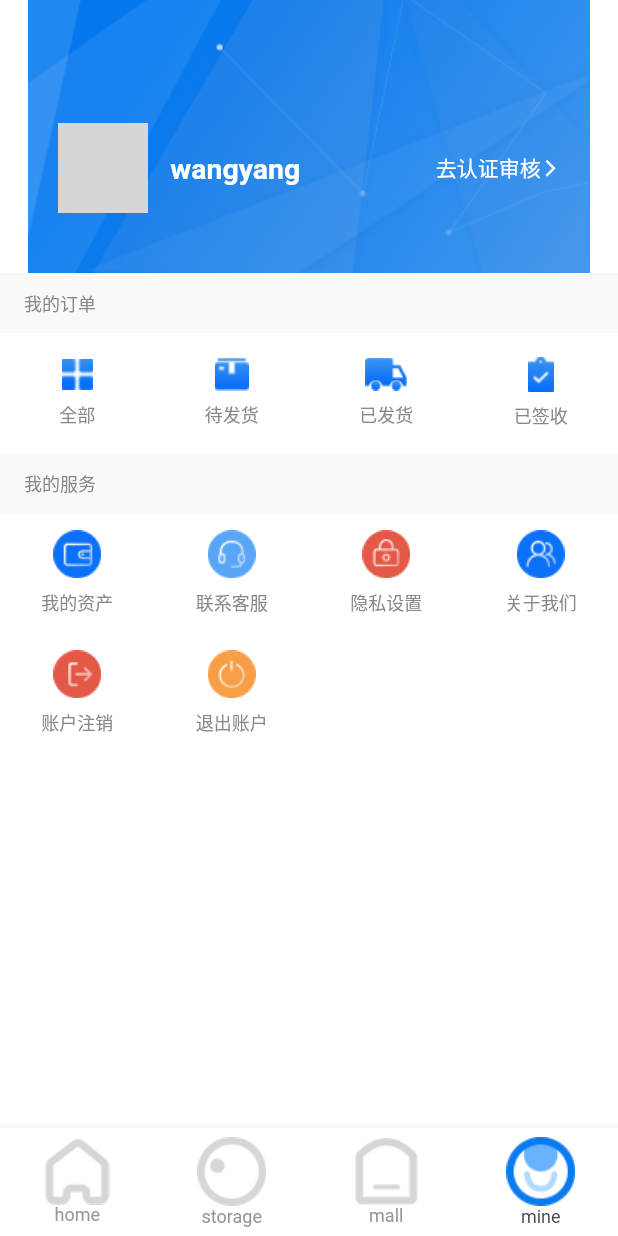
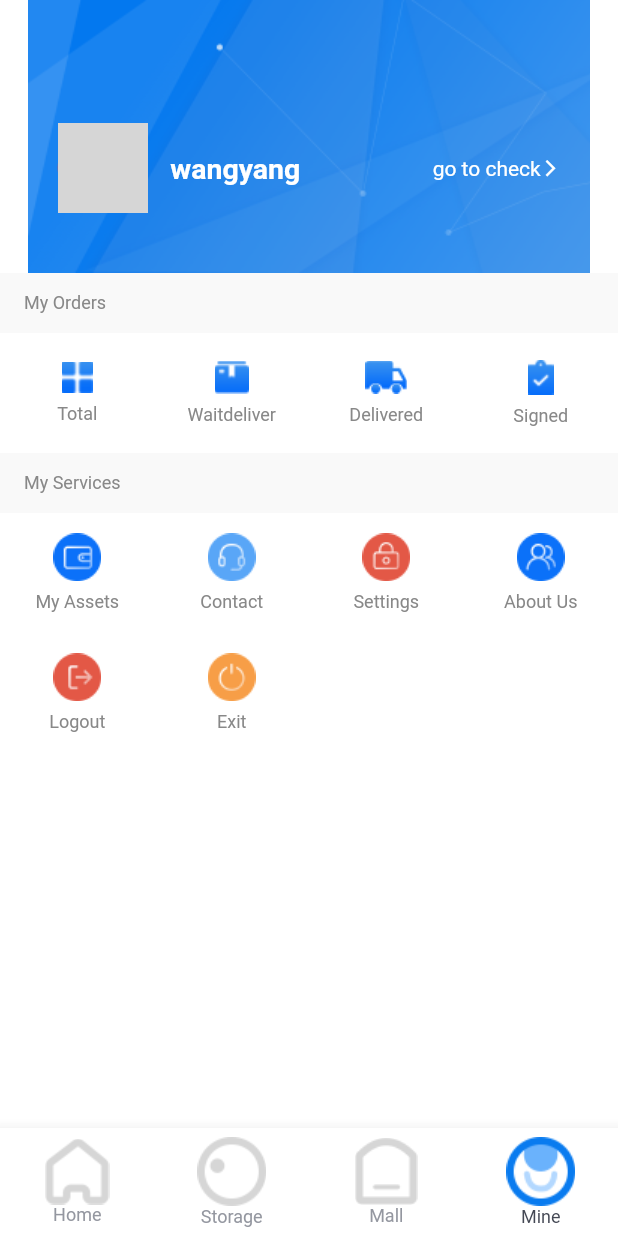
Before and after one commit to makerwy/luobo_project, a Flutter app: the screen it shows after launch, item 4 of the bottom bar chosen, on a phone screen of 412 x 824 dp. Run offline on Flutter 3.47's test engine with Material 2 defaults, Android fonts, the light colour scheme and no system bars; our stand-ins replace cached_network_image; network calls fail; grey boxes are pictures that could not be loaded.

Commit message:
国际化

```diff
--- a/lib/l10n/intl_en.arb
+++ b/lib/l10n/intl_en.arb
@@ -1,7 +1,35 @@
 {
     "app_name":"Luobo Houseware",
-    "home":"home",
-    "storage":"storage",
-    "mall":"mall",
-    "mine":"mine"
+
+    "home":"Home",
+    "storage":"Storage",
+    "mall":"Mall",
+    "mine":"Mine",
+
+    "check":"go to check",
+    "myOrder":"My Orders",
+    "totalOrder":"Total",
+    "waitdeliver":"Waitdeliver",
+    "delivered":"Delivered",
+    "signed":"Signed",
+
+    "myService":"My Services",
+    "myAssets":"My Assets",
+    "contact":"Contact",
+    "settings":"Settings",
+    "aboutUs":"About Us",
+    "logout":"Logout",
+    "exit":"Exit",
+
+    "storageData":"Storage Data",
+    "inStorage":"InStorage",
+    "outStorage":"OutStorage",
+    "inventory":"Inventory",
+    "logistisData":"Loginstics Data",
+    "doing":"Doing",
+    "finish":"Finish",
+    "inStorageApply":"InStorageApply",
+    "outStorageApply":"OutStorageApply",
+    "applyTransport":"Apply Transport",
+    "monitor":"Monitor"
 }
--- a/lib/l10n/intl_zh.arb
+++ b/lib/l10n/intl_zh.arb
@@ -1,7 +1,36 @@
 {
     "app_name":"萝泊云仓",
+
     "home":"首页",
     "storage":"仓储/物流",
     "mall":"贸易",
-    "mine":"我的"
+    "mine":"我的",
+
+    "check":"去认证审核",
+    "myOrder":"我的订单",
+    "totalOrder":"全部",
+    "waitdeliver":"待发货",
+    "delivered":"已发货",
+    "signed":"已签收",
+
+    "myService":"我的服务",
+    "myAssets":"我的资产",
+    "contact":"联系客服",
+    "settings":"隐私设置",
+    "aboutUs":"关于我们",
+    "logout":"账户注销",
+    "exit":"退出账户",
+
+    "storageData":"仓储数据",
+    "inStorage":"入库单",
+    "outStorage":"出库单",
+    "inventory":"库存",
+    "logistisData":"物流单",
+    "doing":"进行中",
+    "finish":"已完成",
+    "inStorageApply":"入库申请",
+    "outStorageApply":"出库申请",
+    "applyTransport":"申请运输",
+    "monitor":"监控"
+
 }
--- a/lib/pages/mine.dart
+++ b/lib/pages/mine.dart
@@ -22,26 +22,26 @@ class _MinePageState extends State<MinePage> {
         child: SingleChildScrollView(
           physics: const AlwaysScrollableScrollPhysics(),
           child: Column(
-            children: const [
-              MineHeaderView(),
+            children: [
+              const MineHeaderView(),
               MineMenuView(
-                title: "我的订单",
+                title: S.current.myOrder,
                 map: {
-                  "全部": "assets/images/order_ic_all.png",
-                  "待发货": "assets/images/order_ic_wait.png",
-                  "已发货": "assets/images/order_ic_fahuo.png",
-                  "已签收": "assets/images/order_ic_sign.png"
+                  S.current.totalOrder: "assets/images/order_ic_all.png",
+                  S.current.waitdeliver: "assets/images/order_ic_wait.png",
+                  S.current.delivered: "assets/images/order_ic_fahuo.png",
+                  S.current.signed: "assets/images/order_ic_sign.png"
                 },
               ),
               MineMenuView(
-                title: "我的服务",
+                title: S.current.myService,
                 map: {
-                  "我的资产": "assets/images/mine_ic_zichang.png",
-                  "联系客服": "assets/images/mine_ic_kefu.png",
-                  "隐私设置": "assets/images/mine_ic_private.png",
-                  "关于我们": "assets/images/mine_ic_us.png",
-                  "账户注销": "assets/images/mine_ic_logout.png",
-                  "退出账户": "assets/images/mine_ic_exit.png"
+                  S.current.myAssets: "assets/images/mine_ic_zichang.png",
+                  S.current.contact: "assets/images/mine_ic_kefu.png",
+                  S.current.settings: "assets/images/mine_ic_private.png",
+                  S.current.aboutUs: "assets/images/mine_ic_us.png",
+                  S.current.logout: "assets/images/mine_ic_logout.png",
+                  S.current.exit: "assets/images/mine_ic_exit.png"
                 },
               ),
             ],
@@ -94,12 +94,12 @@ class MineHeaderView extends StatelessWidget {
                 ),
               ),
               Row(
-                children: const [
+                children: [
                   Text(
-                    "去认证审核",
-                    style: TextStyle(fontSize: 14, color: LBColors.white),
+                    S.current.check,
+                    style: const TextStyle(fontSize: 14, color: LBColors.white),
                   ),
-                  Icon(
+                  const Icon(
                     Icons.arrow_forward_ios,
                     color: LBColors.white,
                     size: 13,
```
Also changed, not shown: lib/pages/storage.dart (+16 -7 lines), lib/generated/intl/messages_en.dart, lib/generated/intl/messages_zh.dart, lib/generated/l10n.dart.
